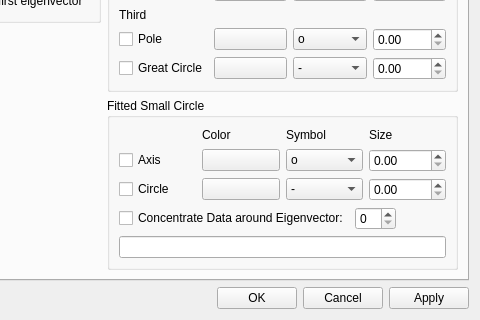
Old version of the form ui_files/line_properties.ui in the repository spamlab-iee/os; both pictures show x 214 to 694 and y 223 to 543 of the 694 by 543 pixel window.
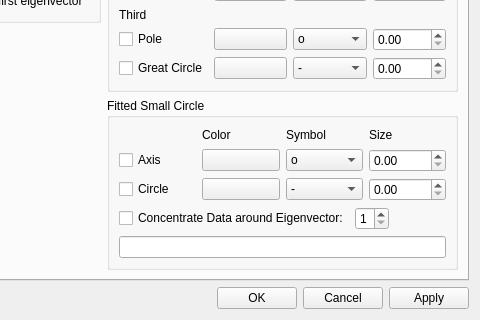
New version of the form.

Commit message: fixes on fault filtering and ui tweaks [build]

The edit to the form file:
```diff
--- a/ui_files/line_properties.ui
+++ b/ui_files/line_properties.ui
@@ -1110,7 +1110,14 @@
                </widget>
               </item>
               <item>
-               <widget class="QSpinBox" name="prop_sccalc_eiv"/>
+               <widget class="QSpinBox" name="prop_sccalc_eiv">
+                <property name="minimum">
+                 <number>1</number>
+                </property>
+                <property name="maximum">
+                 <number>3</number>
+                </property>
+               </widget>
               </item>
               <item>
                <spacer name="horizontalSpacer_3">
```
The commit also changes 5 other files.
